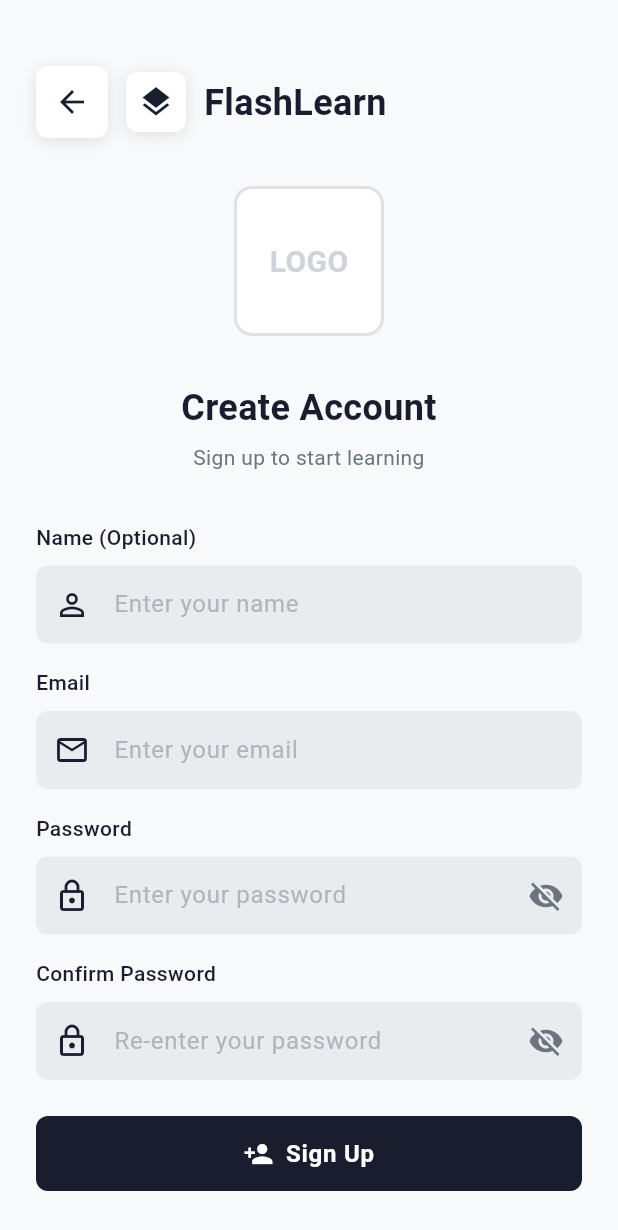
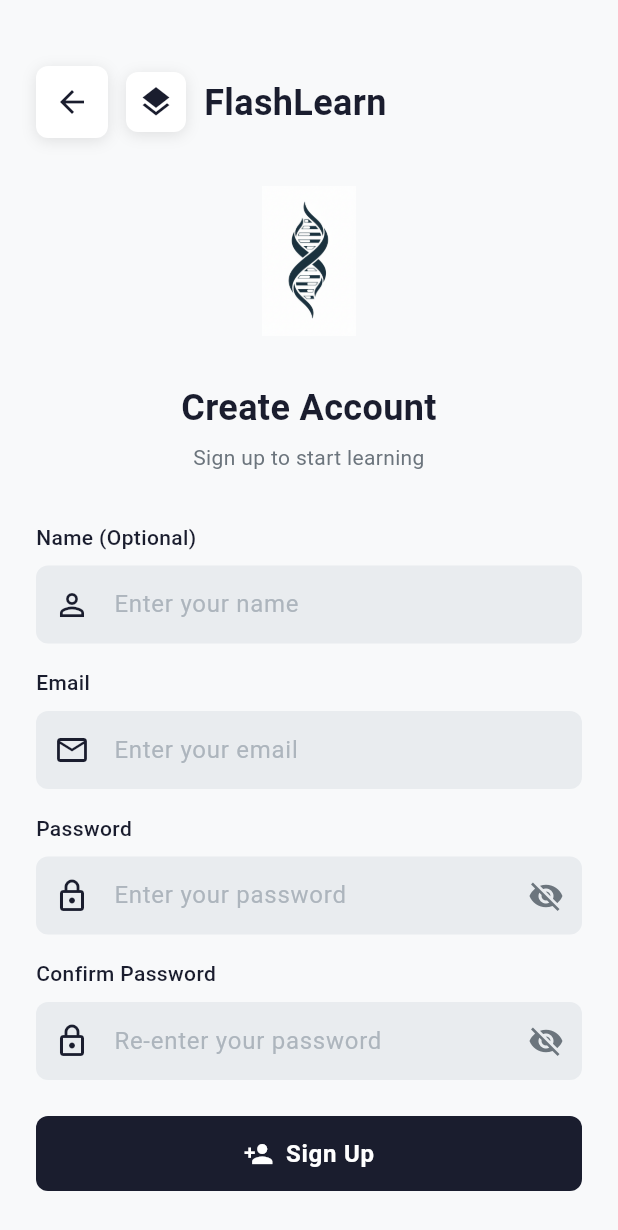
Before and after one commit to kabakadev/brainflip_mobile_app, a Flutter app: the screen it shows after launch, after a tap on "Sign In", after a tap on "Sign up", on a phone screen of 412 x 824 dp. Shown: the top 1230 px of the screen. Run offline on Flutter 3.47's test engine with Material 3 defaults, Android fonts, the phone set to English and light mode, and no system bars; our stand-ins replace cloud_firestore, firebase_auth, firebase_core, google_sign_in; accounts and stored records are empty.

Commit message:
logo add

```diff
--- a/lib/features/auth/screens/login_screen.dart
+++ b/lib/features/auth/screens/login_screen.dart
@@ -1,4 +1,5 @@
 import 'package:flutter/material.dart';
+
 import '../../../core/constants/app_colors.dart';
 import '../../../core/constants/app_text_styles.dart';
 import '../../../core/widgets/custom_button.dart';
@@ -369,24 +370,10 @@
   }
 
   Widget _buildLogoPlaceholder() {
-    return Center(
-      child: Container(
-        width: 120,
-        height: 120,
-        decoration: BoxDecoration(
-          color: AppColors.white,
-          borderRadius: BorderRadius.circular(12),
-          border: Border.all(color: AppColors.gray300, width: 2),
-        ),
-        child: Center(
-          child: Text(
-            'LOGO',
-            style: AppTextStyles.headingMedium.copyWith(
-              color: AppColors.gray400,
-            ),
-          ),
-        ),
-      ),
+    return Image.asset(
+      'assets/images/app_logo.png', // Use the .png file
+      width: 100,
+      height: 100,
     );
   }
 }
--- a/lib/features/auth/screens/signup_screen.dart
+++ b/lib/features/auth/screens/signup_screen.dart
@@ -352,24 +352,10 @@
   }
 
   Widget _buildLogoPlaceholder() {
-    return Center(
-      child: Container(
-        width: 100,
-        height: 100,
-        decoration: BoxDecoration(
-          color: AppColors.white,
-          borderRadius: BorderRadius.circular(12),
-          border: Border.all(color: AppColors.gray300, width: 2),
-        ),
-        child: Center(
-          child: Text(
-            'LOGO',
-            style: AppTextStyles.headingMedium.copyWith(
-              color: AppColors.gray400,
-            ),
-          ),
-        ),
-      ),
+    return Image.asset(
+      'assets/images/app_logo.png', // Use the .png file
+      width: 100,
+      height: 100,
     );
   }
 }
--- a/pubspec.yaml
+++ b/pubspec.yaml
@@ -39,6 +39,7 @@
   cloud_firestore: ^6.1.0
   firebase_storage: ^13.0.4
   google_sign_in: ^6.2.1
+  flutter_svg: ^2.2.2
 
 dev_dependencies:
   flutter_test:
@@ -63,7 +64,8 @@
   uses-material-design: true
 
   # To add assets to your application, add an assets section, like this:
-  # assets:
+  assets:
+    - assets/images/
   #   - images/a_dot_burr.jpeg
   #   - images/a_dot_ham.jpeg
 
```
Also changed, not shown: assets/images/app_logo.png (added), assets/images/app_logo.svg (added), pubspec.lock.
